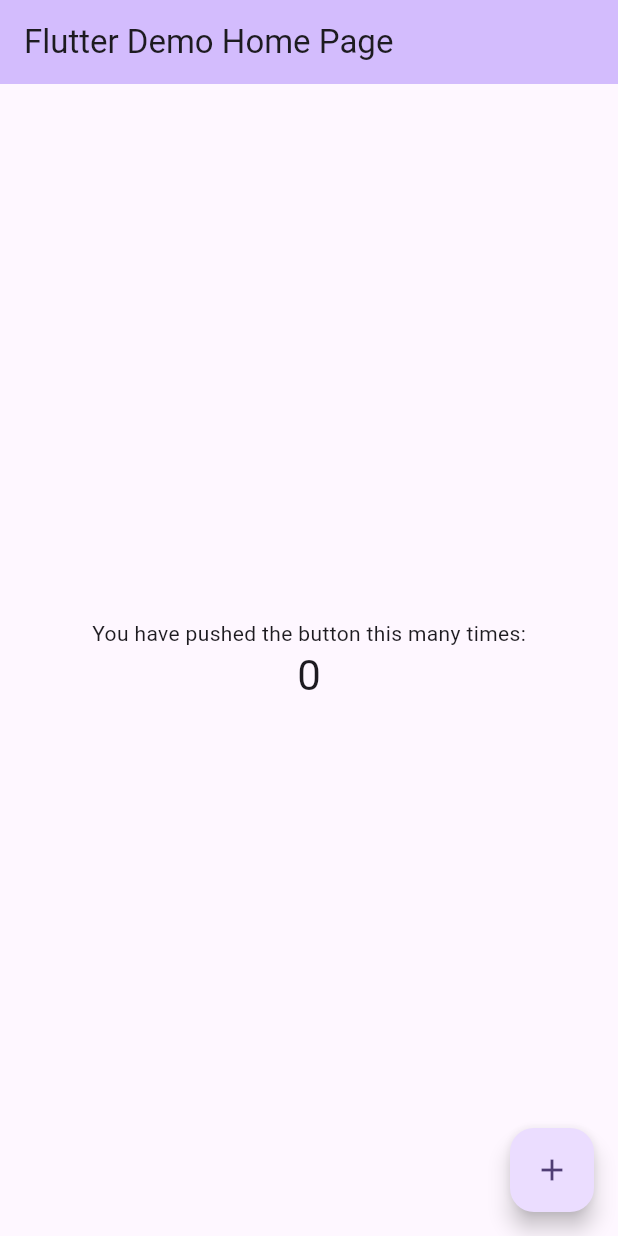
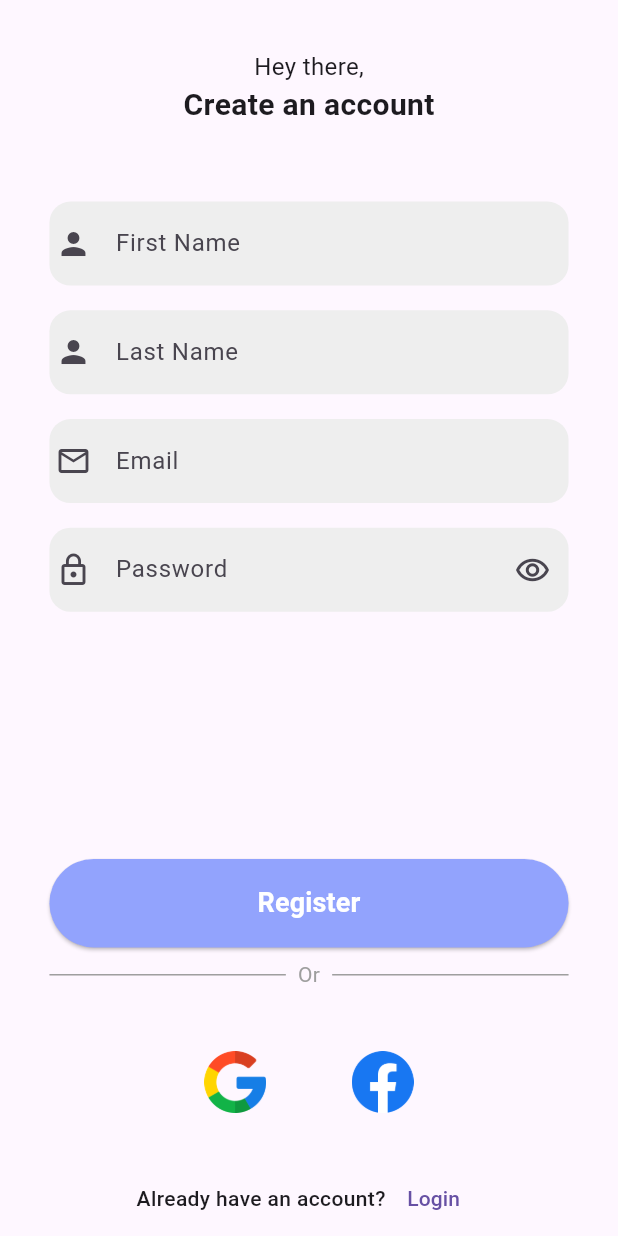
Before and after one commit to husseiiin258/Gym_app, a Flutter app: the screen it shows after launch, on a phone screen of 412 x 824 dp. Run offline on Flutter 3.47's test engine with Material 3 defaults, Android fonts, the phone set to English and light mode, and no system bars.

Commit message:
Create account page

```diff
--- a/lib/main.dart
+++ b/lib/main.dart
@@ -1,4 +1,5 @@
 import 'package:flutter/material.dart';
+import 'package:gym_app/views/Login/login_page.dart';
 
 void main() {
   runApp(const MyApp());
@@ -11,115 +12,8 @@ class MyApp extends StatelessWidget {
   @override
   Widget build(BuildContext context) {
     return MaterialApp(
-      title: 'Flutter Demo',
-      theme: ThemeData(
-        // This is the theme of your application.
-        //
-        // TRY THIS: Try running your application with "flutter run". You'll see
-        // the application has a blue toolbar. Then, without quitting the app,
-        // try changing the seedColor in the colorScheme below to Colors.green
-        // and then invoke "hot reload" (save your changes or press the "hot
-        // reload" button in a Flutter-supported IDE, or press "r" if you used
-        // the command line to start the app).
-        //
-        // Notice that the counter didn't reset back to zero; the application
-        // state is not lost during the reload. To reset the state, use hot
-        // restart instead.
-        //
-        // This works for code too, not just values: Most code changes can be
-        // tested with just a hot reload.
-        colorScheme: ColorScheme.fromSeed(seedColor: Colors.deepPurple),
-        useMaterial3: true,
-      ),
-      home: const MyHomePage(title: 'Flutter Demo Home Page'),
+      debugShowCheckedModeBanner: false,
+      home: LoginPage(),
     );
   }
 }
-
-class MyHomePage extends StatefulWidget {
-  const MyHomePage({super.key, required this.title});
-
-  // This widget is the home page of your application. It is stateful, meaning
-  // that it has a State object (defined below) that contains fields that affect
-  // how it looks.
-
-  // This class is the configuration for the state. It holds the values (in this
-  // case the title) provided by the parent (in this case the App widget) and
-  // used by the build method of the State. Fields in a Widget subclass are
-  // always marked "final".
-
-  final String title;
-
-  @override
-  State<MyHomePage> createState() => _MyHomePageState();
-}
-
-class _MyHomePageState extends State<MyHomePage> {
-  int _counter = 0;
-
-  void _incrementCounter() {
-    setState(() {
-      // This call to setState tells the Flutter framework that something has
-      // changed in this State, which causes it to rerun the build method below
-      // so that the display can reflect the updated values. If we changed
-      // _counter without calling setState(), then the build method would not be
-      // called again, and so nothing would appear to happen.
-      _counter++;
-    });
-  }
-
-  @override
-  Widget build(BuildContext context) {
-    // This method is rerun every time setState is called, for instance as done
-    // by the _incrementCounter method above.
-    //
-    // The Flutter framework has been optimized to make rerunning build methods
-    // fast, so that you can just rebuild anything that needs updating rather
-    // than having to individually change instances of widgets.
-    return Scaffold(
-      appBar: AppBar(
-        // TRY THIS: Try changing the color here to a specific color (to
-        // Colors.amber, perhaps?) and trigger a hot reload to see the AppBar
-        // change color while the other colors stay the same.
-        backgroundColor: Theme.of(context).colorScheme.inversePrimary,
-        // Here we take the value from the MyHomePage object that was created by
-        // the App.build method, and use it to set our appbar title.
-        title: Text(widget.title),
-      ),
-      body: Center(
-        // Center is a layout widget. It takes a single child and positions it
-        // in the middle of the parent.
-        child: Column(
-          // Column is also a layout widget. It takes a list of children and
-          // arranges them vertically. By default, it sizes itself to fit its
-          // children horizontally, and tries to be as tall as its parent.
-          //
-          // Column has various properties to control how it sizes itself and
-          // how it positions its children. Here we use mainAxisAlignment to
-          // center the children vertically; the main axis here is the vertical
-          // axis because Columns are vertical (the cross axis would be
-          // horizontal).
-          //
-          // TRY THIS: Invoke "debug painting" (choose the "Toggle Debug Paint"
-          // action in the IDE, or press "p" in the console), to see the
-          // wireframe for each widget.
-          mainAxisAlignment: MainAxisAlignment.center,
-          children: <Widget>[
-            const Text(
-              'You have pushed the button this many times:',
-            ),
-            Text(
-              '$_counter',
-              style: Theme.of(context).textTheme.headlineMedium,
-            ),
-          ],
-        ),
-      ),
-      floatingActionButton: FloatingActionButton(
-        onPressed: _incrementCounter,
-        tooltip: 'Increment',
-        child: const Icon(Icons.add),
-      ), // This trailing comma makes auto-formatting nicer for build methods.
-    );
-  }
-}
--- /dev/null
+++ b/lib/views/Login/components/email_textFormField_login_page.dart
@@ -0,0 +1,24 @@
+import 'package:flutter/material.dart';
+
+class EmailTextformfieldLoginPage extends StatelessWidget {
+  const EmailTextformfieldLoginPage({super.key});
+
+  @override
+  Widget build(BuildContext context) {
+    double width = MediaQuery.sizeOf(context).width;
+    return Container(
+                decoration: BoxDecoration(
+                    color: Colors.grey[200],
+                    borderRadius: BorderRadius.circular(14)),
+                child: Padding(
+                  padding: EdgeInsets.only(left: width * .01),
+                  child: TextFormField(
+                    decoration: const InputDecoration(
+                        border: InputBorder.none,
+                        icon: Icon(Icons.email_outlined),
+                        labelText: "Email"),
+                  ),
+                ),
+              );
+  }
+}
--- /dev/null
+++ b/lib/views/Login/components/first_name_textFormField_login_page.dart
@@ -0,0 +1,23 @@
+import 'package:flutter/material.dart';
+
+class FirstNameTextformfieldLoginPage extends StatelessWidget {
+  const FirstNameTextformfieldLoginPage({super.key});
+
+  @override
+  Widget build(BuildContext context) {
+    double width = MediaQuery.sizeOf(context).width;
+    return Container(
+      decoration: BoxDecoration(
+          color: Colors.grey[200], borderRadius: BorderRadius.circular(14)),
+      child: Padding(
+        padding: EdgeInsets.only(left: width * .01),
+        child: TextFormField(
+          decoration: const InputDecoration(
+              border: InputBorder.none,
+              icon: Icon(Icons.person),
+              labelText: "First Name"),
+        ),
+      ),
+    );
+  }
+}
--- /dev/null
+++ b/lib/views/Login/components/last_name_textFormField_login_page.dart
@@ -0,0 +1,23 @@
+import 'package:flutter/material.dart';
+
+class LastNameTextformfieldLoginPage extends StatelessWidget {
+  const LastNameTextformfieldLoginPage({super.key});
+
+  @override
+  Widget build(BuildContext context) {
+    double width = MediaQuery.sizeOf(context).width;
+    return Container(
+      decoration: BoxDecoration(
+          color: Colors.grey[200], borderRadius: BorderRadius.circular(14)),
+      child: Padding(
+        padding: EdgeInsets.only(left: width * .01),
+        child: TextFormField(
+          decoration: const InputDecoration(
+              border: InputBorder.none,
+              icon: Icon(Icons.person),
+              labelText: "Last Name"),
+        ),
+      ),
+    );
+  }
+}
--- /dev/null
+++ b/lib/views/Login/components/password_textFormField_login_page.dart
@@ -0,0 +1,25 @@
+import 'package:flutter/material.dart';
+
+class PasswordTextformfieldLoginPage extends StatelessWidget {
+  const PasswordTextformfieldLoginPage({super.key});
+
+  @override
+  Widget build(BuildContext context) {
+    double width = MediaQuery.sizeOf(context).width;
+    return Container(
+                decoration: BoxDecoration(
+                    color: Colors.grey[200],
+                    borderRadius: BorderRadius.circular(14)),
+                child: Padding(
+                  padding: EdgeInsets.only(left: width * .01),
+                  child: TextFormField(
+                    decoration: const InputDecoration(
+                        border: InputBorder.none,
+                        icon: Icon(Icons.lock_outline),
+                        labelText: "Password",
+                        suffixIcon: Icon(Icons.remove_red_eye_outlined)),
+                  ),
+                ),
+              );
+  }
+}
--- /dev/null
+++ b/lib/views/Login/components/register_button_login_page.dart
@@ -0,0 +1,31 @@
+import 'package:flutter/material.dart';
+
+class RegisterButtonLoginPage extends StatelessWidget {
+  const RegisterButtonLoginPage({super.key});
+
+  @override
+  Widget build(BuildContext context) {
+    double height = MediaQuery.sizeOf(context).height;
+    return Row(
+                children: [
+                  Expanded(
+                      child: ElevatedButton(
+                          style: const ButtonStyle(
+                              backgroundColor:
+                                  WidgetStatePropertyAll(Color(0xFF92A3FD))),
+                          onPressed: () {},
+                          child: Padding(
+                            padding: EdgeInsets.only(
+                                top: height * .02, bottom: height * .02),
+                            child: const Text(
+                              "Register",
+                              style: TextStyle(
+                                  color: Colors.white,
+                                  fontWeight: FontWeight.bold,
+                                  fontSize: 18),
+                            ),
+                          )))
+                ],
+              );
+  }
+}
--- /dev/null
+++ b/lib/views/Login/components/social_media_buttons_login_page.dart
@@ -0,0 +1,18 @@
+import 'package:flutter/material.dart';
+
+class SocialMediaButtonsLoginPage extends StatelessWidget {
+  const SocialMediaButtonsLoginPage({super.key});
+
+  @override
+  Widget build(BuildContext context) {
+    double width = MediaQuery.sizeOf(context).width;
+    return Row(
+                mainAxisAlignment: MainAxisAlignment.center,
+                children: [
+                  IconButton(onPressed: (){}, icon: Image.asset("assets/images/google.png",width: width*.1,)),
+                  SizedBox(width: width*.1,),
+                  IconButton(onPressed: (){}, icon: Image.asset("assets/images/facebook.png",width: width*.1,)),
+                ],
+              );
+  }
+}
--- /dev/null
+++ b/lib/views/Login/login_page.dart
@@ -0,0 +1,98 @@
+import 'package:flutter/material.dart';
+import 'package:gym_app/views/Login/components/email_textFormField_login_page.dart';
+import 'package:gym_app/views/Login/components/first_name_textFormField_login_page.dart';
+import 'package:gym_app/views/Login/components/last_name_textFormField_login_page.dart';
+import 'package:gym_app/views/Login/components/password_textFormField_login_page.dart';
+import 'package:gym_app/views/Login/components/register_button_login_page.dart';
+import 'package:gym_app/views/Login/components/social_media_buttons_login_page.dart';
+
+class LoginPage extends StatelessWidget {
+  const LoginPage({super.key});
+
+  @override
+  Widget build(BuildContext context) {
+    double height = MediaQuery.sizeOf(context).height;
+    double width = MediaQuery.sizeOf(context).width;
+    return SafeArea(
+      child: Scaffold(
+        body: Padding(
+          padding: EdgeInsets.only(
+              top: height * .04, left: width * .08, right: width * .08),
+          child: Column(
+            children: [
+              const Row(
+                mainAxisAlignment: MainAxisAlignment.center,
+                children: [
+                  Text(
+                    "Hey there,",
+                    style: TextStyle(fontSize: 16),
+                  )
+                ],
+              ),
+              const Row(
+                mainAxisAlignment: MainAxisAlignment.center,
+                children: [
+                  Text(
+                    "Create an account",
+                    style: TextStyle(fontSize: 20, fontWeight: FontWeight.w700),
+                  )
+                ],
+              ),
+              SizedBox(
+                height: height * .06,
+              ),
+              const FirstNameTextformfieldLoginPage(),
+              SizedBox(
+                height: height * .02,
+              ),
+              const LastNameTextformfieldLoginPage(),
+              SizedBox(
+                height: height * .02,
+              ),
+              const EmailTextformfieldLoginPage(),
+              SizedBox(
+                height: height * .02,
+              ),
+              const PasswordTextformfieldLoginPage(),
+              SizedBox(
+                height: height * .2,
+              ),
+              const RegisterButtonLoginPage(),
+              SizedBox(height: height*.01,),
+              const Row(
+                children: [
+                  Expanded(
+                    child: Divider(
+                      color: Colors.grey,
+                      thickness: 1.0,
+                    ),
+                  ),
+                  Padding(
+                    padding:  EdgeInsets.symmetric(horizontal: 8.0),
+                    child: Text("Or",style: TextStyle(color: Colors.grey),),
+                  ),
+                  Expanded(
+                    child: Divider(
+                      color: Colors.grey,
+                      thickness: 1.0,
+                    ),
+                  ),
+                ],
+              ),
+              SizedBox(height: height*.04,),
+              const SocialMediaButtonsLoginPage(),
+              SizedBox(height: height*.03,),
+              Row(
+                mainAxisAlignment: MainAxisAlignment.center,
+                children: [
+                  const Text("Already have an account?",style: TextStyle(fontSize: 14,fontWeight: FontWeight.w500),),
+                  TextButton(onPressed: (){}, child: const Text("Login")),
+                ],
+              )
+            ],
+          ),
+        ),
+      ),
+    );
+  }
+}
--- a/pubspec.yaml
+++ b/pubspec.yaml
@@ -59,9 +59,9 @@ flutter:
   uses-material-design: true
 
   # To add assets to your application, add an assets section, like this:
-  # assets:
-  #   - images/a_dot_burr.jpeg
-  #   - images/a_dot_ham.jpeg
+  assets:
+    - assets/images/google.png
+    - assets/images/facebook.png
 
   # An image asset can refer to one or more resolution-specific "variants", see
   # https://flutter.dev/assets-and-images/#resolution-aware
```
Also changed, not shown: assets/images/facebook.png (added), assets/images/google.png (added), pubspec.lock.
